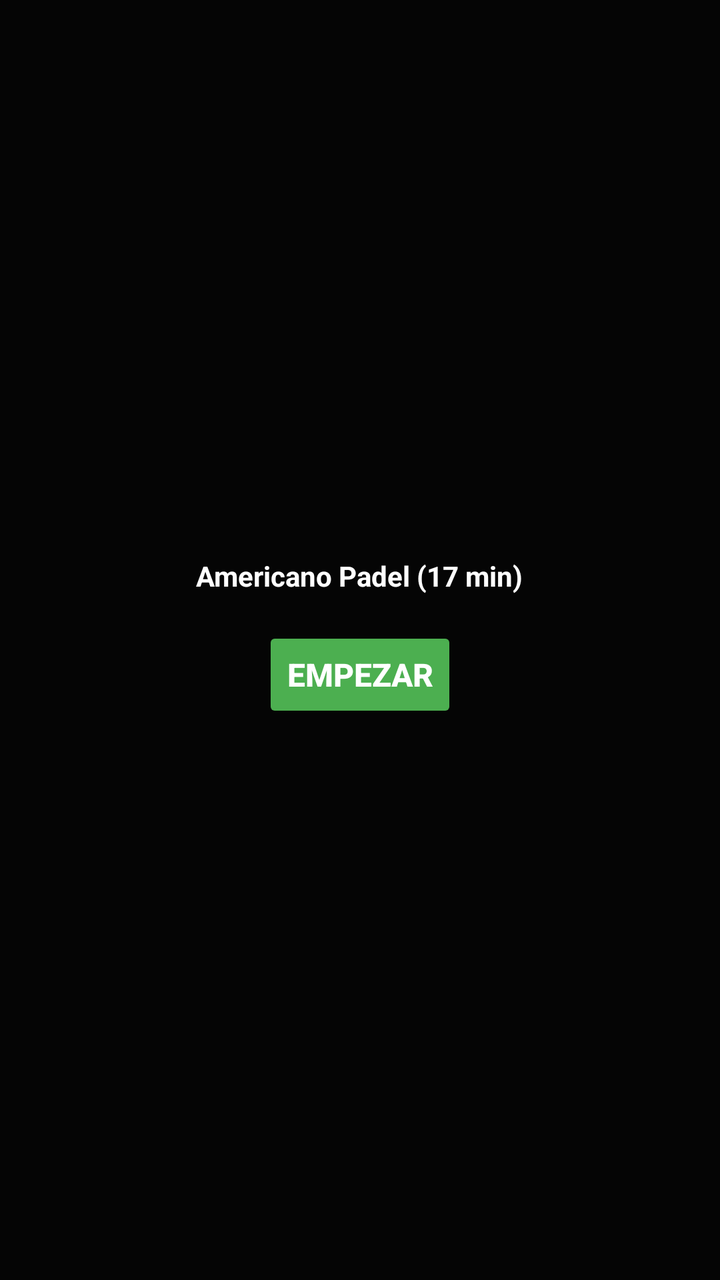
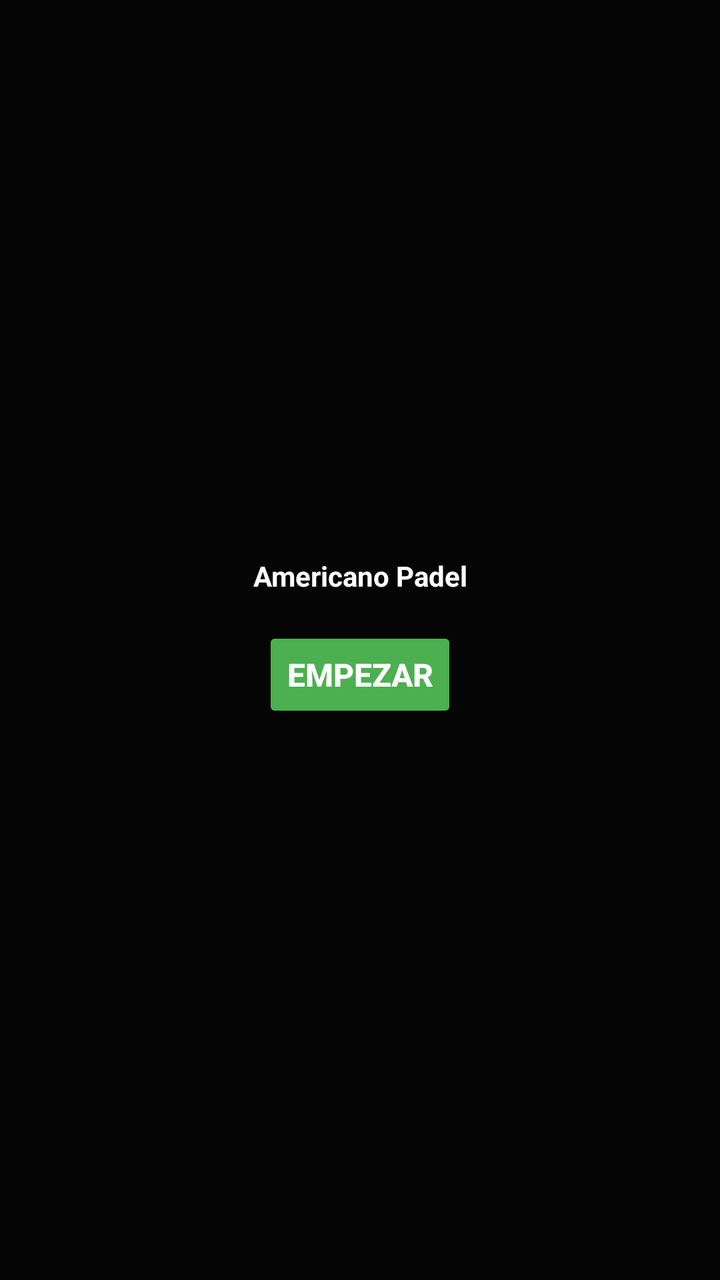

Compare the two renders of this Android layout. The source of the first and the diff that turns it into the second are given below.
<!-- AndroidManifest.xml: activity theme Theme.AppCompat.NoActionBar -->
<!-- res/layout/activity_wear.xml -->
<?xml version="1.0" encoding="utf-8"?>
<LinearLayout xmlns:android="http://schemas.android.com/apk/res/android"
    android:layout_width="match_parent"
    android:layout_height="match_parent"
    android:background="#050505"
    android:orientation="vertical"
    android:keepScreenOn="true">

    
    <LinearLayout
        android:id="@+id/layoutStart"
        android:layout_width="match_parent"
        android:layout_height="match_parent"
        android:gravity="center"
        android:orientation="vertical"
        android:padding="16dp"
        android:visibility="visible">

        <TextView
            android:layout_width="wrap_content"
            android:layout_height="wrap_content"
            android:text="Americano Padel (17 min)"
            android:textColor="#FFFFFF"
            android:textSize="14sp"
            android:textStyle="bold"
            android:gravity="center" />

        <Button
            android:id="@+id/btnStart"
            android:layout_width="wrap_content"
            android:layout_height="wrap_content"
            android:layout_marginTop="16dp"
            android:backgroundTint="#4CAF50"
            android:text="EMPEZAR"
            android:textColor="#FFFFFF"
            android:textSize="16sp"
            android:textStyle="bold" />
    </LinearLayout>

    
    <LinearLayout
        android:id="@+id/layoutWearMainContent"
        android:layout_width="match_parent"
        android:layout_height="match_parent"
        android:orientation="vertical"
        android:visibility="gone">

        
        <FrameLayout
            android:layout_width="match_parent"
            android:layout_height="wrap_content"
            android:background="#111111"
            android:padding="6dp">

            <TextView
                android:id="@+id/tvTimer"
                android:layout_width="wrap_content"
                android:layout_height="wrap_content"
                android:layout_gravity="center"
                android:text="17:00"
                android:textColor="#FFCA28"
                android:textSize="24sp"
                android:textStyle="bold" />
        </FrameLayout>

        
        <LinearLayout
            android:id="@+id/layoutTeamA"
            android:layout_width="match_parent"
            android:layout_height="0dp"
            android:layout_weight="1"
            android:background="#154CAF50"
            android:gravity="center"
            android:orientation="horizontal"
            android:clickable="true"
            android:focusable="true"
            android:padding="8dp">

            <TextView
                android:id="@+id/tvGamesA"
                android:layout_width="wrap_content"
                android:layout_height="wrap_content"
                android:text="J: 0"
                android:textColor="#81C784"
                android:textSize="22sp"
                android:textStyle="bold"
                android:layout_marginEnd="16dp" />

            <TextView
                android:id="@+id/tvScoreA"
                android:layout_width="wrap_content"
                android:layout_height="wrap_content"
                android:text="0"
                android:textColor="#81C784"
                android:textSize="80sp"
                android:textStyle="bold"
                android:includeFontPadding="false" />
        </LinearLayout>

        
        <View
            android:layout_width="match_parent"
            android:layout_height="2dp"
            android:background="#333333" />

        
        <LinearLayout
            android:id="@+id/layoutTeamB"
            android:layout_width="match_parent"
            android:layout_height="0dp"
            android:layout_weight="1"
            android:background="#152196F3"
            android:gravity="center"
            android:orientation="horizontal"
            android:clickable="true"
            android:focusable="true"
            android:padding="8dp">

            <TextView
                android:id="@+id/tvGamesB"
                android:layout_width="wrap_content"
                android:layout_height="wrap_content"
                android:text="J: 0"
                android:textColor="#64B5F6"
                android:textSize="22sp"
                android:textStyle="bold"
                android:layout_marginEnd="16dp" />

            <TextView
                android:id="@+id/tvScoreB"
                android:layout_width="wrap_content"
                android:layout_height="wrap_content"
                android:text="0"
                android:textColor="#64B5F6"
                android:textSize="80sp"
                android:textStyle="bold"
                android:includeFontPadding="false" />
        </LinearLayout>

    </LinearLayout>

</LinearLayout>
<!-- resources referenced by this layout -->
<resources>

</resources>

<!-- the commit's change to res/layout/activity_wear.xml (unified diff, before → after) -->
@@ -1,9 +1,8 @@
 <?xml version="1.0" encoding="utf-8"?>
-<LinearLayout xmlns:android="http://schemas.android.com/apk/res/android"
+<FrameLayout xmlns:android="http://schemas.android.com/apk/res/android"
     android:layout_width="match_parent"
     android:layout_height="match_parent"
     android:background="#050505"
-    android:orientation="vertical"
     android:keepScreenOn="true">
 
     
@@ -19,7 +18,7 @@
         <TextView
             android:layout_width="wrap_content"
             android:layout_height="wrap_content"
-            android:text="Americano Padel (17 min)"
+            android:text="Americano Padel"
             android:textColor="#FFFFFF"
             android:textSize="14sp"
             android:textStyle="bold"
@@ -47,96 +46,88 @@
 
         
         <FrameLayout
-            android:layout_width="match_parent"
-            android:layout_height="wrap_content"
-            android:background="#111111"
-            android:padding="6dp">
-
-            <TextView
-                android:id="@+id/tvTimer"
-                android:layout_width="wrap_content"
-                android:layout_height="wrap_content"
-                android:layout_gravity="center"
-                android:text="17:00"
-                android:textColor="#FFCA28"
-                android:textSize="24sp"
-                android:textStyle="bold" />
-        </FrameLayout>
-
-        
-        <LinearLayout
             android:id="@+id/layoutTeamA"
             android:layout_width="match_parent"
             android:layout_height="0dp"
             android:layout_weight="1"
             android:background="#154CAF50"
-            android:gravity="center"
-            android:orientation="horizontal"
             android:clickable="true"
-            android:focusable="true"
-            android:padding="8dp">
+            android:focusable="true">
 
-            <TextView
-                android:id="@+id/tvGamesA"
+            <LinearLayout
                 android:layout_width="wrap_content"
                 android:layout_height="wrap_content"
-                android:text="J: 0"
-                android:textColor="#81C784"
-                android:textSize="22sp"
-                android:textStyle="bold"
-                android:layout_marginEnd="16dp" />
+                android:layout_gravity="center"
+                android:gravity="center"
+                android:orientation="horizontal">
 
-            <TextView
-                android:id="@+id/tvScoreA"
-                android:layout_width="wrap_content"
-                android:layout_height="wrap_content"
-                android:text="0"
-                android:textColor="#81C784"
-                android:textSize="80sp"
-                android:textStyle="bold"
-                android:includeFontPadding="false" />
-        </LinearLayout>
+                <TextView
+                    android:id="@+id/tvGamesA"
+                    android:layout_width="wrap_content"
+                    android:layout_height="wrap_content"
+                    android:text="JUEGOS: 0"
+                    android:textColor="#81C784"
+                    android:textSize="18sp"
+                    android:textStyle="bold"
+                    android:rotation="90"
+                    android:layout_marginEnd="16dp" />
 
-        
+                <TextView
+                    android:id="@+id/tvScoreA"
+                    android:layout_width="wrap_content"
+                    android:layout_height="wrap_content"
+                    android:text="0"
+                    android:textColor="#81C784"
+                    android:textSize="110sp"
+                    android:textStyle="bold"
+                    android:rotation="90" />
+            </LinearLayout>
+        </FrameLayout>
+
         <View
             android:layout_width="match_parent"
             android:layout_height="2dp"
             android:background="#333333" />
 
         
-        <LinearLayout
+        <FrameLayout
             android:id="@+id/layoutTeamB"
             android:layout_width="match_parent"
             android:layout_height="0dp"
             android:layout_weight="1"
             android:background="#152196F3"
-            android:gravity="center"
-            android:orientation="horizontal"
             android:clickable="true"
-            android:focusable="true"
-            android:padding="8dp">
+            android:focusable="true">
 
-            <TextView
-                android:id="@+id/tvGamesB"
+            <LinearLayout
                 android:layout_width="wrap_content"
                 android:layout_height="wrap_content"
-                android:text="J: 0"
-                android:textColor="#64B5F6"
-                android:textSize="22sp"
-                android:textStyle="bold"
-                android:layout_marginEnd="16dp" />
+                android:layout_gravity="center"
+                android:gravity="center"
+                android:orientation="horizontal">
 
-            <TextView
-                android:id="@+id/tvScoreB"
-                android:layout_width="wrap_content"
-                android:layout_height="wrap_content"
-                android:text="0"
-                android:textColor="#64B5F6"
-                android:textSize="80sp"
-                android:textStyle="bold"
-                android:includeFontPadding="false" />
-        </LinearLayout>
+                <TextView
+                    android:id="@+id/tvGamesB"
+                    android:layout_width="wrap_content"
+                    android:layout_height="wrap_content"
+                    android:text="JUEGOS: 0"
+                    android:textColor="#64B5F6"
+                    android:textSize="18sp"
+                    android:textStyle="bold"
+                    android:rotation="90"
+                    android:layout_marginEnd="16dp" />
 
+                <TextView
+                    android:id="@+id/tvScoreB"
+                    android:layout_width="wrap_content"
+                    android:layout_height="wrap_content"
+                    android:text="0"
+                    android:textColor="#64B5F6"
+                    android:textSize="110sp"
+                    android:textStyle="bold"
+                    android:rotation="90" />
+            </LinearLayout>
+        </FrameLayout>
     </LinearLayout>
 
-</LinearLayout>
+</FrameLayout>
